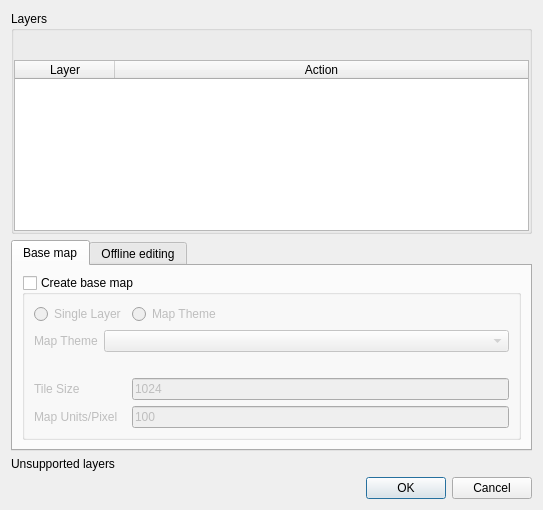
Before: the Qt Designer form qfieldsync/ui/project_configuration_dialog.ui in opengisch/qfieldsync, drawn with Qt 5.
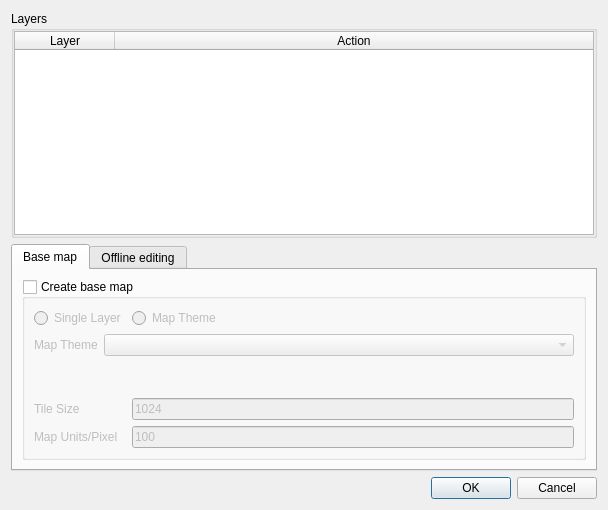
After: the same form once the commit is applied. Icons and pictures are not drawn. Custom widgets are drawn as their Qt base class.

What changed in the file:
```diff
--- a/qfieldsync/ui/project_configuration_dialog.ui
+++ b/qfieldsync/ui/project_configuration_dialog.ui
@@ -6,7 +6,7 @@
    <rect>
     <x>0</x>
     <y>0</y>
-    <width>543</width>
+    <width>608</width>
     <height>510</height>
    </rect>
   </property>
@@ -23,40 +23,16 @@
       <property name="margin">
        <number>0</number>
       </property>
-      <item row="1" column="1">
-       <widget class="QToolButton" name="multipleToggleButton">
-        <property name="toolTip">
-         <string>Toggle layers</string>
-        </property>
-        <property name="text">
-         <string/>
-        </property>
-        <property name="icon">
-         <iconset resource="../resources.qrc">
-          <normaloff>:/plugins/qfieldsync/visibility.svg</normaloff>:/plugins/qfieldsync/visibility.svg</iconset>
-        </property>
-        <property name="popupMode">
-         <enum>QToolButton::InstantPopup</enum>
-        </property>
-        <property name="autoRaise">
-         <bool>true</bool>
-        </property>
-       </widget>
-      </item>
-      <item row="1" column="0">
-       <spacer name="horizontalSpacer">
-        <property name="orientation">
-         <enum>Qt::Horizontal</enum>
-        </property>
-        <property name="sizeHint" stdset="0">
-         <size>
-          <width>40</width>
-          <height>20</height>
-         </size>
-        </property>
-       </spacer>
-      </item>
-      <item row="2" column="0" colspan="2">
+      <property name="topMargin">
+       <number>0</number>
+      </property>
+      <property name="rightMargin">
+       <number>0</number>
+      </property>
+      <property name="bottomMargin">
+       <number>0</number>
+      </property>
+      <item row="0" column="0">
        <widget class="QTableWidget" name="layersTable">
         <attribute name="horizontalHeaderStretchLastSection">
          <bool>true</bool>
@@ -76,7 +52,7 @@
      </layout>
     </widget>
    </item>
-   <item row="4" column="0">
+   <item row="3" column="0">
     <widget class="QDialogButtonBox" name="buttonBox">
      <property name="orientation">
       <enum>Qt::Horizontal</enum>
@@ -248,19 +224,6 @@
      </widget>
     </widget>
    </item>
-   <item row="3" column="0">
-    <widget class="QLabel" name="unsupportedLayers">
-     <property name="text">
-      <string>Unsupported layers</string>
-     </property>
-     <property name="textFormat">
-      <enum>Qt::RichText</enum>
-     </property>
-     <property name="wordWrap">
-      <bool>true</bool>
-     </property>
-    </widget>
-   </item>
   </layout>
  </widget>
  <customwidgets>
```
Left out of the diff: 19 changed lines with no effect on the pictures.
